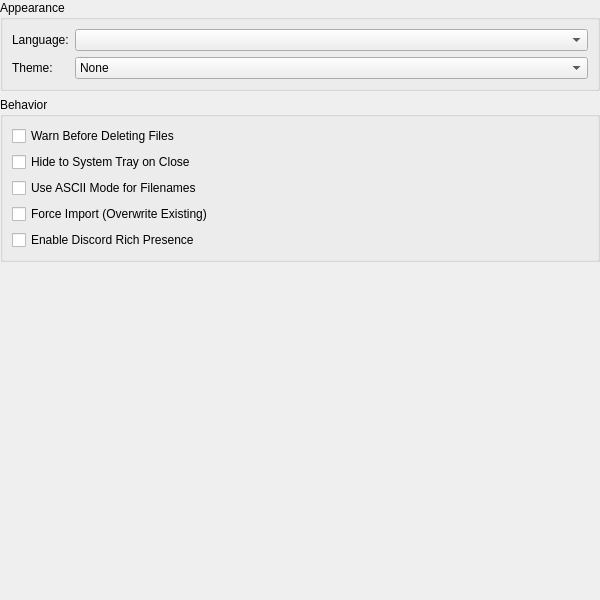
The window that src/ui/Settings/GeneralSettingsWidget.ui (PCSX2/myMCpp) describes before a commit, drawn with Qt 5.
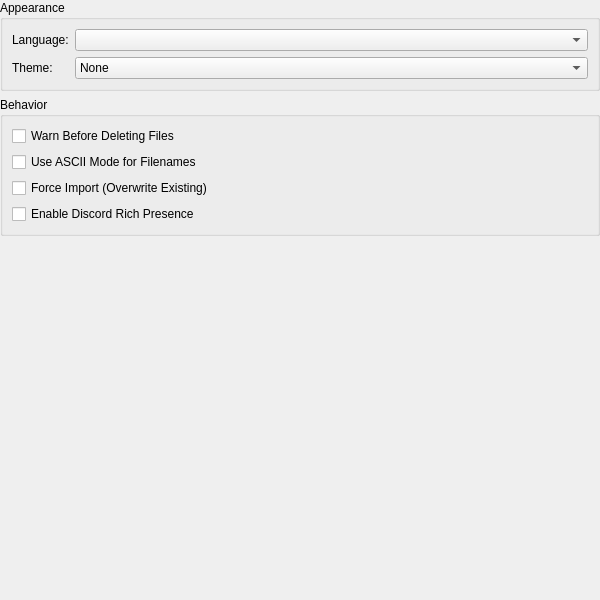
The same window after the commit.

Patch:
```diff
--- a/src/ui/Settings/GeneralSettingsWidget.ui
+++ b/src/ui/Settings/GeneralSettingsWidget.ui
@@ -93,13 +93,6 @@
         </property>
        </widget>
       </item>
-      <item>
-       <widget class="QCheckBox" name="hideToTrayCheck">
-        <property name="text">
-         <string>Hide to System Tray on Close</string>
-        </property>
-       </widget>
-      </item>
       <item>
        <widget class="QCheckBox" name="asciiModeCheck">
         <property name="text">
```
Left out of the diff: 1 changed line with no effect on the pictures.
